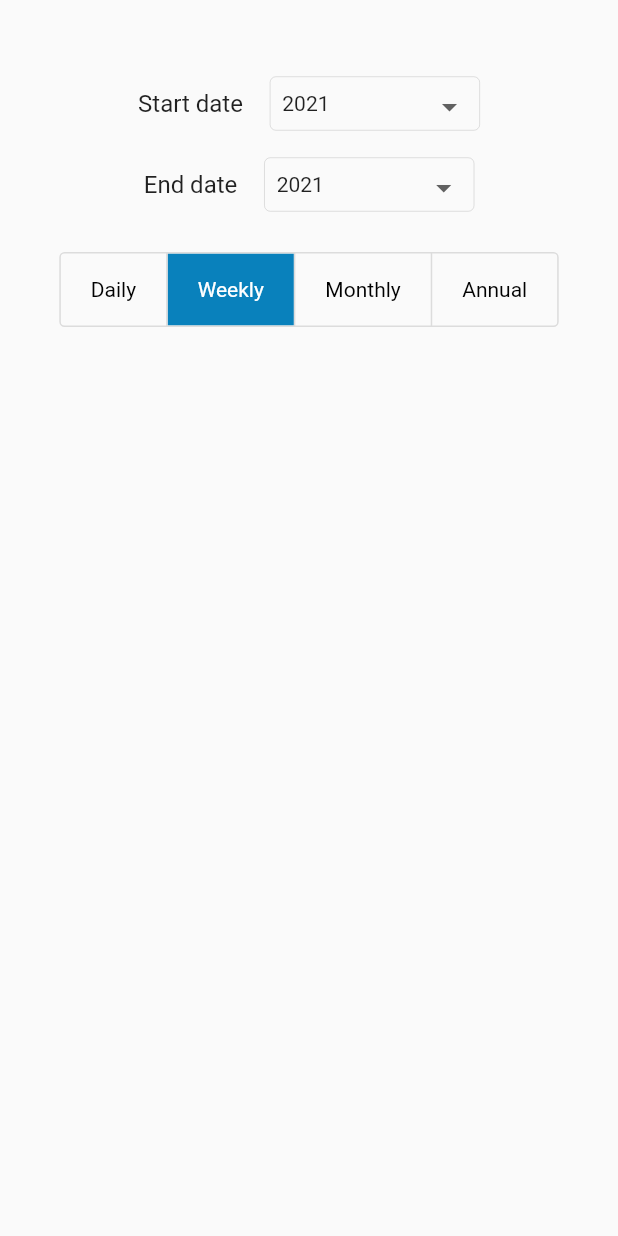
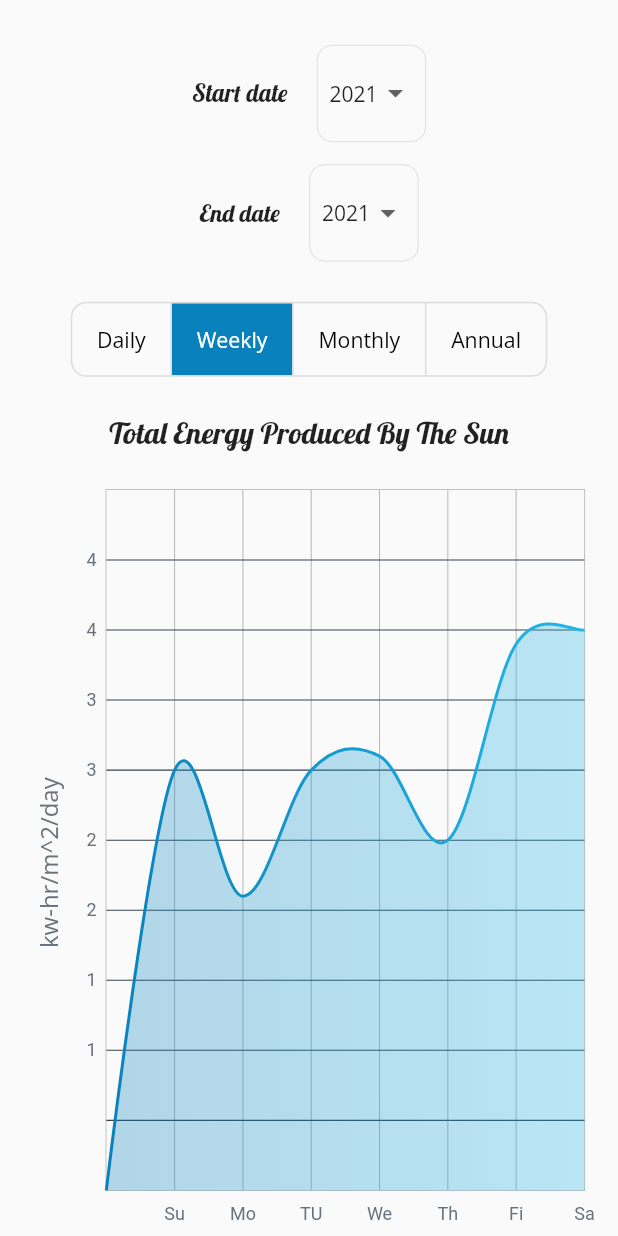
Before and after one commit to Amira-Ezz-149/my_sunshine, a Flutter app: the SunshineScreen screen opened directly, after a tap on "Weekly", on a phone screen of 412 x 824 dp. Run offline on Flutter 3.47's test engine with Material 2 defaults, Android fonts, the phone set to English and light mode, and no system bars; drawn by our look-alikes of fl_chart; our stand-ins replace flutter_screenutil.

Commit message:
sunshine screen is done

```diff
--- a/lib/main.dart
+++ b/lib/main.dart
@@ -1,4 +1,5 @@
 import 'package:flutter/material.dart';
+import 'package:flutter_screenutil/flutter_screenutil.dart';
 import 'package:my_sunshine/model/screens_data.dart';
 import 'package:my_sunshine/screens/splash_screen.dart';
 import 'package:provider/provider.dart';
@@ -11,7 +12,9 @@ class MyApp extends StatelessWidget {
   // This widget is the root of your application.
   @override
   Widget build(BuildContext context) {
-    return ChangeNotifierProvider(
+    return ScreenUtilInit(
+      designSize: Size(375, 812),
+      builder: () => ChangeNotifierProvider(
         create: (BuildContext context) => ScreensData(),
         child: MaterialApp(
           debugShowCheckedModeBanner: false,
@@ -20,6 +23,7 @@ class MyApp extends StatelessWidget {
               ),
           home: SplashScreen(),
         ),
+      ),
     );
   }
 }
--- a/lib/screens/app_navigation.dart
+++ b/lib/screens/app_navigation.dart
@@ -15,7 +15,7 @@ class AppNavigation extends StatelessWidget {
           onTap: (newIndex) {
             model.currantTap = newIndex;
           },
-          fixedColor:basicColor,
+          fixedColor: basicColor,
           showSelectedLabels: true,
           items: [
             BottomNavigationBarItem(
--- a/lib/screens/more_screen.dart
+++ b/lib/screens/more_screen.dart
@@ -1,4 +1,6 @@
 import 'package:flutter/material.dart';
+import 'package:flutter_screenutil/flutter_screenutil.dart';
+import 'package:my_sunshine/widgets/chart_widget.dart';
 
 import '../constants.dart';
 
@@ -18,7 +20,6 @@ class _MoreScreenState extends State<MoreScreen> {
         child: Padding(
           padding: const EdgeInsets.all(8.0),
           child: Container(
-            child: SingleChildScrollView(
             child: Column(
               children: [
                 SizedBox(
@@ -36,40 +37,44 @@ class _MoreScreenState extends State<MoreScreen> {
                   textStyle: TextStyle(
                     fontSize: 18.0,
                   ),
-                    borderRadius: BorderRadius.circular(3.0),
+                  borderRadius: BorderRadius.circular(10.0),
                   splashColor: basicColor,
 
                   children: <Widget>[
                     Padding(
-                        padding: const EdgeInsets.symmetric(horizontal: 20),
+                      padding: EdgeInsets.symmetric(horizontal: 15.w),
                       child: Text(
                         'Temperature',
                         textAlign: TextAlign.center,
-                          style: TextStyle(fontSize: 14.0),
+                        style:
+                            TextStyle(fontSize: 14.0, fontFamily: 'OpenSans'),
                       ),
                     ),
                     Padding(
-                        padding: const EdgeInsets.symmetric(horizontal: 20),
+                      padding: EdgeInsets.symmetric(horizontal: 15.w),
                       child: Text(
                         'Humidity',
                         textAlign: TextAlign.center,
-                          style: TextStyle(fontSize: 14.0),
+                        style:
+                            TextStyle(fontSize: 14.0, fontFamily: 'OpenSans'),
                       ),
                     ),
                     Padding(
-                        padding: const EdgeInsets.symmetric(horizontal: 20),
+                      padding: EdgeInsets.symmetric(horizontal: 15.w),
                       child: Text(
                         'Wind',
                         textAlign: TextAlign.center,
-                          style: TextStyle(fontSize: 14.0),
+                        style:
+                            TextStyle(fontSize: 14.0, fontFamily: 'OpenSans'),
                       ),
                     ),
                     Padding(
-                        padding: const EdgeInsets.symmetric(horizontal: 20),
+                      padding: EdgeInsets.symmetric(horizontal: 15.w),
                       child: Text(
                         'Cloud',
                         textAlign: TextAlign.center,
-                          style: TextStyle(fontSize: 14.0),
+                        style:
+                            TextStyle(fontSize: 14.0, fontFamily: 'OpenSans'),
                       ),
                     ),
                   ],
@@ -88,17 +93,27 @@ class _MoreScreenState extends State<MoreScreen> {
                   },
                 ),
                 SizedBox(
-                    height: 85.0,
+                  height: 60.0,
                 ),
                 Text('Today\'s Temperature ',
-                      style: TextStyle(fontSize: 26.0)),
+                    style: TextStyle(fontSize: 26.0, fontFamily: 'Lobster')),
+                SizedBox(
+                  height: 10.0,
+                ),
+                Text(
+                  '21 °C',
+                  style: TextStyle(
+                      fontSize: 72.0, color: basicColor, fontFamily: 'Lobster'),
+                ),
                 SizedBox(
                   height: 20.0,
                 ),
-                  Text('21 °C',
-                      style: TextStyle(fontSize: 72.0, color: basicColor)),
+                Expanded(
+                  child: Container(
+                    child: ChartWidget(),
+                  ),
+                ),
               ],
-              ),
             ),
           ),
         ),
--- a/lib/screens/sunshine_screen.dart
+++ b/lib/screens/sunshine_screen.dart
@@ -1,5 +1,7 @@
 import 'package:flutter/material.dart';
+import 'package:flutter_screenutil/flutter_screenutil.dart';
 import 'package:my_sunshine/constants.dart';
+import 'package:my_sunshine/widgets/chart_widget.dart';
 import 'package:my_sunshine/widgets/date_picker.dart';
 import 'package:my_sunshine/widgets/dropdown_widget.dart';
 
@@ -16,15 +18,14 @@ class _SunshineScreenState extends State<SunshineScreen> {
   Widget build(BuildContext context) {
     return Scaffold(
       body: SafeArea(
-        child: SingleChildScrollView(
         child: Padding(
-            padding: const EdgeInsets.symmetric(horizontal: 8),
+          padding: EdgeInsets.symmetric(horizontal: 20.w),
           child: Column(
             mainAxisAlignment: MainAxisAlignment.start,
             crossAxisAlignment: CrossAxisAlignment.start,
             children: [
               SizedBox(
-                  height: 51.0,
+                height: 30.0,
               ),
               Row(
                 mainAxisAlignment: MainAxisAlignment.center,
@@ -33,19 +34,18 @@ class _SunshineScreenState extends State<SunshineScreen> {
                   Text(
                     'Start date',
                     style: TextStyle(
-                        fontSize: 16.0,
+                      fontSize: 16.0.sp,
+                      fontFamily: 'Lobster',
                     ),
                   ),
                   SizedBox(
-                      width: 18.0,
+                    width: 18.0.w,
                   ),
                   Container(
-                      width: 140,
-                      height: 36,
                     padding: const EdgeInsets.all(8.0),
                     decoration: BoxDecoration(
                       border: Border.all(color: Colors.black26, width: 0.3),
-                        borderRadius: BorderRadius.circular(4),
+                      borderRadius: BorderRadius.circular(10),
                     ),
                     child: isSelected[newIndex] == true
                         ? DatePickerWidget()
@@ -54,7 +54,7 @@ class _SunshineScreenState extends State<SunshineScreen> {
                 ],
               ),
               SizedBox(
-                  height: 18.0,
+                height: 15.0,
               ),
               Row(
                 mainAxisAlignment: MainAxisAlignment.center,
@@ -62,20 +62,16 @@ class _SunshineScreenState extends State<SunshineScreen> {
                 children: [
                   Text(
                     'End date',
-                      style: TextStyle(
-                        fontSize: 16.0,
-                      ),
+                    style: TextStyle(fontSize: 16.0, fontFamily: 'Lobster'),
                   ),
                   SizedBox(
-                      width: 18.0,
+                    width: 18.0.w,
                   ),
                   Container(
-                      width: 140,
-                      height: 36,
                     padding: const EdgeInsets.all(8.0),
                     decoration: BoxDecoration(
                       border: Border.all(color: Colors.black26, width: 0.3),
-                        borderRadius: BorderRadius.circular(4),
+                      borderRadius: BorderRadius.circular(10),
                     ),
                     child: isSelected[newIndex] == true
                         ? DatePickerWidget()
@@ -87,31 +83,38 @@ class _SunshineScreenState extends State<SunshineScreen> {
                 height: 27.0,
               ),
               Container(
-                  width: double.infinity,
+                width: 1.sw,
                 child: Center(
                   child: ToggleButtons(
                     isSelected: isSelected,
                     selectedColor: Colors.white,
                     color: Colors.black,
                     fillColor: basicColor,
-                      borderRadius: BorderRadius.circular(3),
+                    borderRadius: BorderRadius.circular(10),
                     children: <Widget>[
                       Padding(
-                          padding: const EdgeInsets.symmetric(horizontal: 20),
-                          child: Text('Daily', style: TextStyle(fontSize: 14)),
+                        padding: EdgeInsets.symmetric(horizontal: 15.w),
+                        child: Text('Daily',
+                            style: TextStyle(
+                                fontSize: 14.sp, fontFamily: 'OpenSans')),
                       ),
                       Padding(
-                          padding: const EdgeInsets.symmetric(horizontal: 20),
-                          child: Text('Weekly', style: TextStyle(fontSize: 14)),
+                        padding: EdgeInsets.symmetric(horizontal: 15.w),
+                        child: Text('Weekly',
+                            style: TextStyle(
+                                fontSize: 14.sp, fontFamily: 'OpenSans')),
                       ),
                       Padding(
-                          padding: const EdgeInsets.symmetric(horizontal: 20),
-                          child:
-                              Text('Monthly', style: TextStyle(fontSize: 14)),
+                        padding: EdgeInsets.symmetric(horizontal: 15.w),
+                        child: Text('Monthly',
+                            style: TextStyle(
+                                fontSize: 14.sp, fontFamily: 'OpenSans')),
                       ),
                       Padding(
-                          padding: const EdgeInsets.symmetric(horizontal: 20),
-                          child: Text('Annual', style: TextStyle(fontSize: 14)),
+                        padding: EdgeInsets.symmetric(horizontal: 15.w),
+                        child: Text('Annual',
+                            style: TextStyle(
+                                fontSize: 14.sp, fontFamily: 'OpenSans')),
                       ),
                     ],
                     onPressed: (newIndex) {
@@ -131,10 +134,46 @@ class _SunshineScreenState extends State<SunshineScreen> {
                 ),
               ),
               SizedBox(
-                  height: 27.0,
+                height: 25.0,
+              ),
+              Center(
+                child: Text(
+                  'Total Energy Produced By The Sun',
+                  style: TextStyle(
+                    fontSize: 20,
+                    fontFamily: 'Lobster',
+                  ),
+                ),
+              ),
+              SizedBox(
+                height: 25.0,
+              ),
+              Expanded(
+                child: Row(
+                  children: [
+                    RotatedBox(
+                      quarterTurns: 3,
+                      child: Text(
+                        'kw-hr/m^2/day',
+                        style: TextStyle(
+                          color: Color(0xff67727d),
+                          fontSize: 16,
+                          fontFamily: 'OpenSans',
+                        ),
+                      ),
+                    ),
+                    SizedBox(
+                      width: 5.w,
+                    ),
+                    Expanded(
+                      child: Container(
+                        child: ChartWidget(),
+                      ),
                     ),
                   ],
                 ),
+              ),
+            ],
           ),
         ),
       ),
--- /dev/null
+++ b/lib/widgets/chart_data.dart
@@ -0,0 +1,58 @@
+import 'package:fl_chart/fl_chart.dart';
+import 'package:flutter/material.dart';
+
+class LineTitles {
+  static getTitleData() => FlTitlesData(
+        rightTitles: SideTitles(showTitles: false),
+        topTitles: SideTitles(showTitles: false),
+        show: true,
+        bottomTitles: SideTitles(
+          showTitles: true,
+          getTextStyles: (value, _) => const TextStyle(
+            color: Color(0xff68737d),
+            fontSize: 12,
+          ),
+          getTitles: (value) {
+            switch (value.toInt()) {
+              case 1:
+                return 'Su';
+              case 2:
+                return 'Mo';
+              case 3:
+                return 'TU';
+              case 4:
+                return 'We';
+              case 5:
+                return 'Th';
+              case 6:
+                return 'Fi';
+              case 7:
+                return 'Sa';
+            }
+            return '';
+          },
+          margin: 8,
+        ),
+        leftTitles: SideTitles(
+          showTitles: true,
+          getTextStyles: (value, _) => const TextStyle(
+            color: Color(0xff67727d),
+            fontSize: 12,
+          ),
+          getTitles: (value) {
+            switch (value.toInt()) {
+              case 1:
+                return '1';
+              case 2:
+                return '2';
+              case 3:
+                return '3';
+              case 4:
+                return '4';
+            }
+            return '';
+          },
+          reservedSize: 15,
+        ),
+      );
+}
--- /dev/null
+++ b/lib/widgets/chart_widget.dart
@@ -0,0 +1,59 @@
+import 'package:fl_chart/fl_chart.dart';
+import 'package:flutter/material.dart';
+import 'package:my_sunshine/widgets/chart_data.dart';
+
+class ChartWidget extends StatelessWidget {
+  final List<Color> gradientColors = [
+    const Color(0xff0981BC),
+    const Color(0xff23b6e6),
+  ];
+
+  @override
+  Widget build(BuildContext context) => LineChart(
+        LineChartData(
+          minY: 0,
+          maxY: 5,
+          titlesData: LineTitles.getTitleData(),
+          gridData: FlGridData(
+            show: true,
+            getDrawingHorizontalLine: (value) {
+              return FlLine(
+                color: const Color(0xff37434d),
+                strokeWidth: 0.7,
+              );
+            },
+          ),
+          borderData: FlBorderData(
+            show: true,
+            border: Border.all(
+              color: Colors.grey,
+              width: 0.4,
+            ),
+          ),
+          lineBarsData: [
+            LineChartBarData(
+              spots: [
+                FlSpot(0, 0),
+                FlSpot(1, 3),
+                FlSpot(2, 2.1),
+                FlSpot(3, 3),
+                FlSpot(4, 3.1),
+                FlSpot(5, 2.5),
+                FlSpot(6, 3.9),
+                FlSpot(7, 4),
+              ],
+              isCurved: true,
+              colors: gradientColors,
+              barWidth: 2,
+              dotData: FlDotData(show: false),
+              belowBarData: BarAreaData(
+                show: true,
+                colors: gradientColors
+                    .map((color) => color.withOpacity(0.3))
+                    .toList(),
+              ),
+            ),
+          ],
+        ),
+      );
+}
--- a/lib/widgets/dropdown_widget.dart
+++ b/lib/widgets/dropdown_widget.dart
@@ -54,7 +54,6 @@ class _DropdownWidgetState extends State<DropdownWidget> {
   Widget build(BuildContext context) {
     return DropdownButtonHideUnderline(
       child: DropdownButton<int>(
-        isExpanded: true,
         value: value,
         items: items.map(menuItem).toList(),
         onChanged: (value) => setState(() => this.value = value),
@@ -68,6 +67,7 @@ class _DropdownWidgetState extends State<DropdownWidget> {
           item.toString(),
           style: TextStyle(
             fontSize: 14,
+            fontFamily: 'OpenSans',
           ),
         ),
       );
--- a/lib/widgets/picker_button.dart
+++ b/lib/widgets/picker_button.dart
@@ -33,9 +33,7 @@ class ButtonWidget extends StatelessWidget {
         child: Text(
           text,
           style: TextStyle(
-            fontSize: 16,
-            color: Colors.black,
-          ),
+              fontSize: 16, color: Colors.black, fontFamily: 'OpenSans'),
         ),
       );
 }
```
Also changed, not shown: pubspec.yaml (+8 -0 lines), assets/fonts/OpenSans-Regular.ttf (added), assets/fonts/OpenSans-light.ttf (added), lib/widgets/chartWidget.dart (deleted), pubspec.lock. Lines whose indentation alone changed are shown as unchanged.
